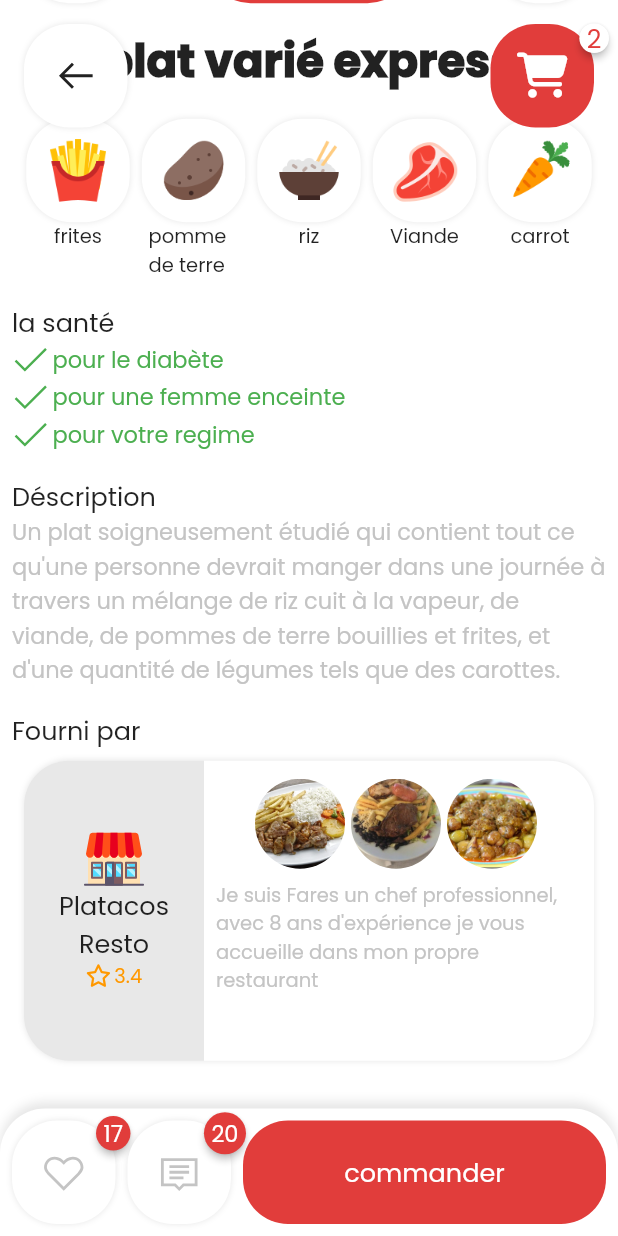
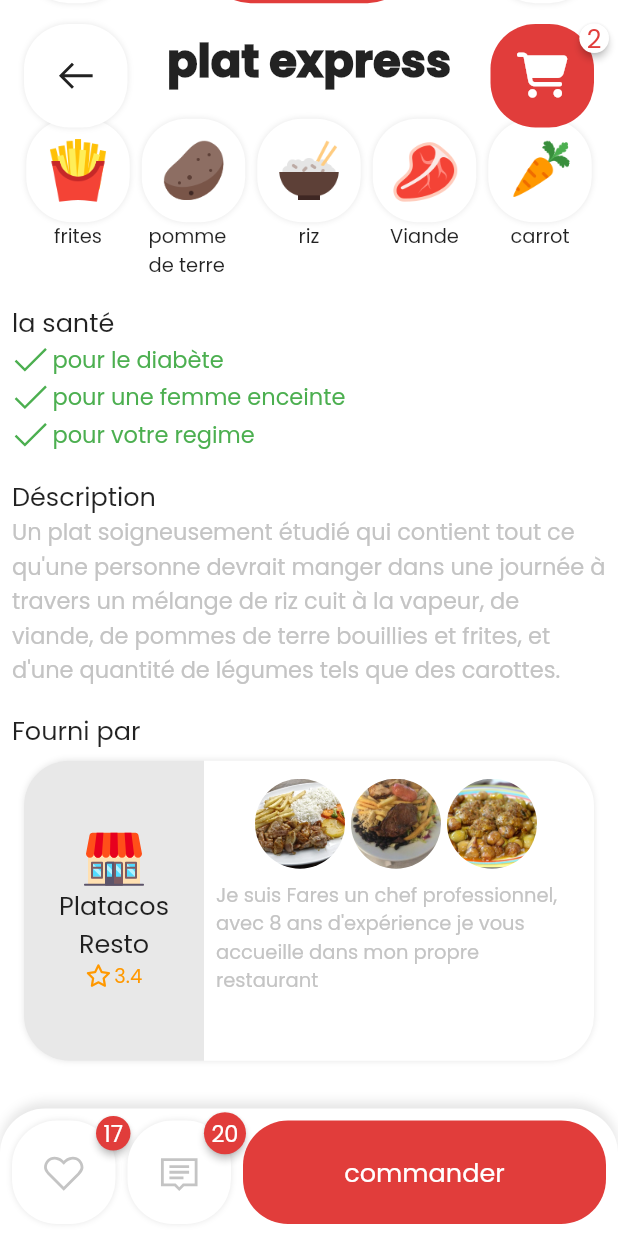
Before and after one commit to HoussemRabah/maclat, a Flutter app: the FoodScreen screen opened directly with sample values from the repository, scrolled down 362 dp, on a phone screen of 412 x 824 dp. Run offline on Flutter 3.47's test engine with Material 2 defaults, Android fonts, the phone set to English and light mode, and no system bars; drawn by our look-alikes of badges; our stand-ins replace blur, card_swiper, dots_indicator, flutter_bloc, flutter_custom_clippers, flutter_svg and 6 more; missing offline and left inert: stepper_counter_swipe.

Commit message:
improve exmps

```diff
--- a/lib/Core/examples.dart
+++ b/lib/Core/examples.dart
@@ -5,13 +5,12 @@ import 'constants.dart';
 
 List<Food> foodExamples = [
   Food(
-      name: "plat varié express",
+      name: "plat express",
       category: "plat varié",
       price: Price(priceNow: 170, priceFormat: PriceFormat.simple),
       disc:
           "Un plat soigneusement étudié qui contient tout ce qu'une personne devrait manger dans une journée à travers un mélange de riz cuit à la vapeur, de viande, de pommes de terre bouillies et frites, et d'une quantité de légumes tels que des carottes.",
-      discRapide:
-          "Un plat léger qui contient les éléments nécessaires pour compléter votre journée",
+      discRapide: "les éléments nécessaires pour compléter votre journée",
       image: "assets/proto/exp1.png",
       store: storesExamples[0],
       qntLimitDown: 1,
@@ -74,8 +73,7 @@ List<Food> foodExamples = [
       price: Price(priceNow: 250, priceFormat: PriceFormat.simple),
       disc:
           "Steaks frais de notre boucherie, blanc de poulet savamment cuit avec les épices nécessaires et un lot de frites, riz et salade",
-      discRapide:
-          "Un plat qui contient du steak et du poulet et garantit que vous êtes satisfait",
+      discRapide: "steak et poulet pour garantit que vous êtes satisfait",
       image: "assets/proto/exp2.png",
       store: storesExamples[0],
       qntLimitDown: 1,
@@ -153,8 +151,7 @@ List<Food> foodExamples = [
       price: Price(priceNow: 100, priceFormat: PriceFormat.simple),
       disc:
           "Après 15 ans d'expérience dans la cuisine de ce plat pour de nombreux mariages et qui a remporté les éloges d'un public, je vous donne aujourd'hui l'opportunité de l'essayer",
-      discRapide:
-          "Le célèbre plat de tajine ziton par un chef spécialisé dans les mariages",
+      discRapide: "Le célèbre plat de tajine ziton",
       image: "assets/proto/exp3.png",
       store: storesExamples[0],
       qntLimitDown: 1,
@@ -235,7 +232,7 @@ List<Food> foodExamples = [
       price: Price(priceNow: 170, priceFormat: PriceFormat.unit, unit: 1),
       disc: "Crepe aux fruits et nutella",
       discRapide: "Crepe aux fruits et nutella",
-      image: "assets/proto/exp4.jpg",
+      image: "assets/proto/exp5.jpg",
       store: storesExamples[1],
       qntLimitUp: 50,
       qntLimitDown: 1,
@@ -291,7 +288,12 @@ List<Food> foodExamples = [
       ])
 ];
 
-List<Food> tinderExamples = [foodExamples[3], foodExamples[0], foodExamples[1]];
+List<Food> tinderExamples = [
+  foodExamples[0],
+  foodExamples[4],
+  foodExamples[1],
+  foodExamples[3]
+];
 
 List<Store> storesExamples = [
   Store(
```
Also changed, not shown: assets/proto/overt2.png, assets/proto/store2.svg.
